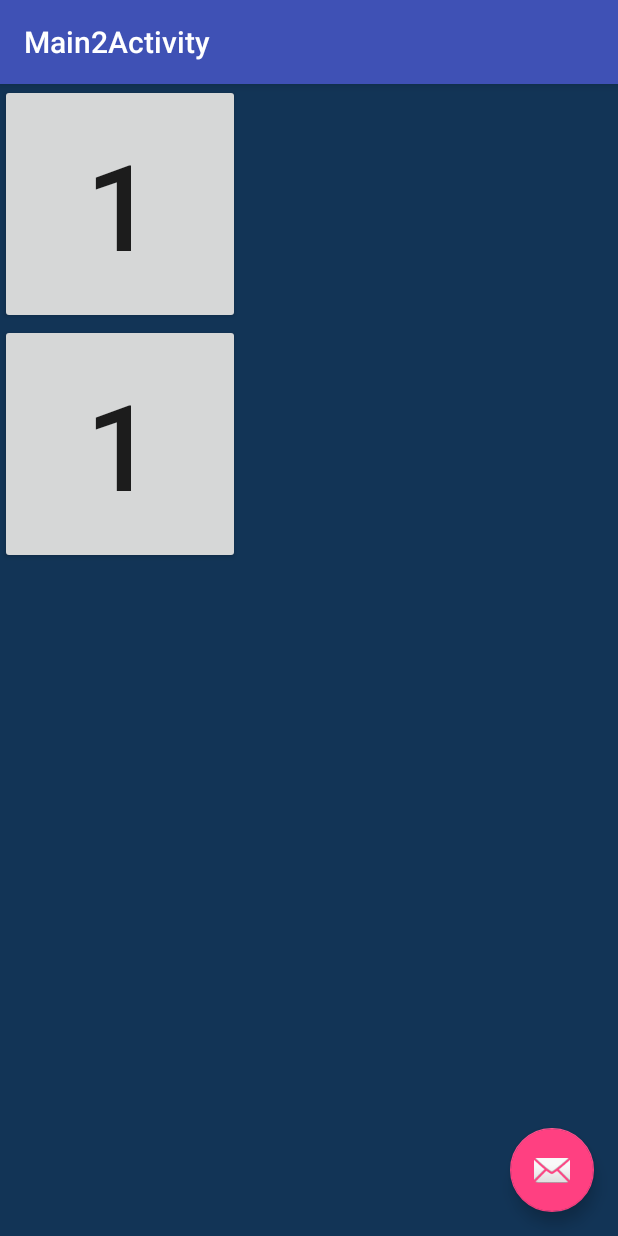
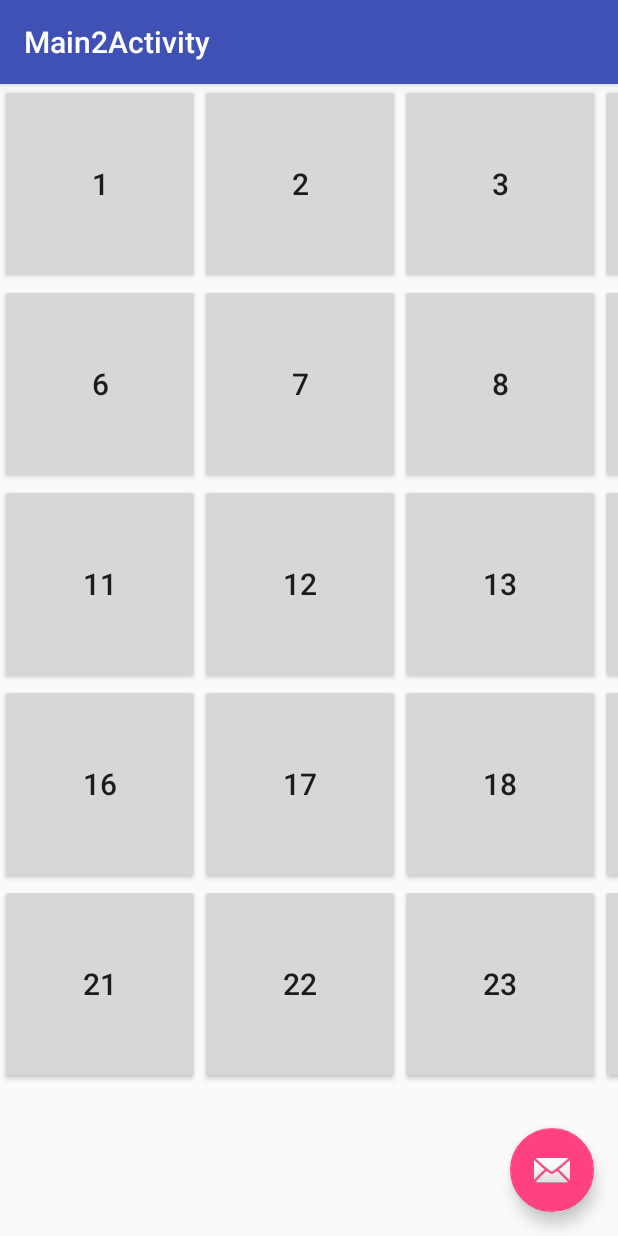
Before and after one commit to HMsok/DynamicVisualAcuity, an Android app: the Main2Activity screen opened directly, with no data from a screen before it, on a phone screen of 412 x 824 dp. Run offline under Robolectric (Android 15) with nearby library versions, the phone set to English and light mode, and no system bars.

Commit message:
refs #1 modify table layout component xml

```diff
--- a/app/src/main/res/layout/content_main2.xml
+++ b/app/src/main/res/layout/content_main2.xml
@@ -1,5 +1,5 @@
 <?xml version="1.0" encoding="utf-8"?>
-<android.support.constraint.ConstraintLayout xmlns:android="http://schemas.android.com/apk/res/android"
+<TableLayout xmlns:android="http://schemas.android.com/apk/res/android"
     xmlns:app="http://schemas.android.com/apk/res-auto"
     xmlns:tools="http://schemas.android.com/tools"
     android:layout_width="match_parent"
@@ -8,206 +8,184 @@
     tools:context="com.example.hiroki.dynamicvisualacuitytest.Main2Activity"
     tools:showIn="@layout/activity_main2">
 
-    <TextView
-        android:text="sub"
-        android:layout_width="395dp"
-        android:layout_height="587dp"
-        tools:layout_editor_absoluteY="8dp"
-        tools:layout_editor_absoluteX="8dp" />
-
-    <TextView
+    <TableRow
         android:layout_width="wrap_content"
         android:layout_height="wrap_content"
-        tools:layout_editor_absoluteY="0dp"
-        tools:layout_editor_absoluteX="0dp" />
+        android:id="@+id/row0">
 
+        <Button
+            android:layout_width="200px"
+            android:layout_height="200px"
+            android:text="1"
+            android:textSize="20dp"
+            android:id="@+id/button00"/>
+        <Button
+            android:layout_width="200px"
+            android:layout_height="200px"
+            android:text="2"
+            android:textSize="20dp"
+            android:id="@+id/button01"/>
+        <Button
+            android:layout_width="200px"
+            android:layout_height="200px"
+            android:text="3"
+            android:textSize="20dp"
+            android:id="@+id/button02"/>
+        <Button
+            android:layout_width="200px"
+            android:layout_height="200px"
+            android:text="4"
+            android:textSize="20dp"
+            android:id="@+id/button03"/>
+        <Button
+            android:layout_width="200px"
+            android:layout_height="200px"
+            android:text="5"
+            android:textSize="20dp"
+            android:id="@+id/button04"/>
+    </TableRow>
+    <TableRow
+        android:layout_width="wrap_content"
+        android:layout_height="wrap_content"
+        android:id="@+id/row1">
 
-    <LinearLayout
-        android:layout_width="1200px"
-        android:layout_height="1200px"
-        android:background="@color/colorAccent"
-        >
-        <LinearLayout
-            android:background="@color/colorAccent"
-            android:orientation="vertical"
-            android:layout_width="240px"
-            android:layout_height="1200px">
+        <Button
+            android:layout_width="200px"
+            android:layout_height="200px"
+            android:text="6"
+            android:textSize="20dp"
+            android:id="@+id/button10"/>
+        <Button
+            android:layout_width="200px"
+            android:layout_height="200px"
+            android:text="7"
+            android:textSize="20dp"
+            android:id="@+id/button11"/>
+        <Button
+            android:layout_width="200px"
+            android:layout_height="200px"
+            android:text="8"
+            android:textSize="20dp"
+            android:id="@+id/button12"/>
+        <Button
+            android:layout_width="200px"
+            android:layout_height="200px"
+            android:text="9"
+            android:textSize="20dp"
+            android:id="@+id/button13"/>
+        <Button
+            android:layout_width="200px"
+            android:layout_height="200px"
+            android:text="10"
+            android:textSize="20dp"
+            android:id="@+id/button14"/>
+    </TableRow>
+    <TableRow
+        android:layout_width="wrap_content"
+        android:layout_height="wrap_content"
+        android:id="@+id/row2">
 
-            <LinearLayout
-                android:background="#123456"
-                android:layout_width="240px"
-                android:layout_height="240px">
-                <Button
-                    android:text="1"
-                    android:textSize="120px"
-                    android:id="@+id/btn11"
-                    android:layout_width="match_parent"
-                    android:layout_height="match_parent" />
-            </LinearLayout>
-            <LinearLayout
-                android:background="#123456"
-                android:layout_width="240px"
-                android:layout_height="240px">
-                <Button
-                    android:text="1"
-                    android:textSize="120px"
-                    android:id="@+id/btn21"
-                    android:layout_width="match_parent"
-                    android:layout_height="match_parent" />
-            </LinearLayout>
-            <LinearLayout
-                android:background="#123456"
-                android:layout_width="240px"
-                android:layout_height="240px">
+        <Button
+            android:layout_width="200px"
+            android:layout_height="200px"
+            android:text="11"
+            android:textSize="20dp"
+            android:id="@+id/button20"/>
+        <Button
+            android:layout_width="200px"
+            android:layout_height="200px"
+            android:text="12"
+            android:textSize="20dp"
+            android:id="@+id/button21"/>
+        <Button
+            android:layout_width="200px"
+            android:layout_height="200px"
+            android:text="13"
+            android:textSize="20dp"
+            android:id="@+id/button22"/>
+        <Button
+            android:layout_width="200px"
+            android:layout_height="200px"
+            android:text="14"
+            android:textSize="20dp"
+            android:id="@+id/button23"/>
+        <Button
+            android:layout_width="200px"
+            android:layout_height="200px"
+            android:text="15"
+            android:textSize="20dp"
+            android:id="@+id/button24"/>
+    </TableRow>
+    <TableRow
+        android:layout_width="wrap_content"
+        android:layout_height="wrap_content"
+        android:id="@+id/row3">
 
-            </LinearLayout>
-            <LinearLayout
-                android:background="#123456"
-                android:layout_width="240px"
-                android:layout_height="240px">
-            </LinearLayout>
-            <LinearLayout
-                android:background="#123456"
-                android:layout_width="240px"
-                android:layout_height="240px">
-            </LinearLayout>
+        <Button
+            android:layout_width="200px"
+            android:layout_height="200px"
+            android:text="16"
+            android:textSize="20dp"
+            android:id="@+id/button30"/>
+        <Button
+            android:layout_width="200px"
+            android:layout_height="200px"
+            android:text="17"
+            android:textSize="20dp"
+            android:id="@+id/button31"/>
+        <Button
+            android:layout_width="200px"
+            android:layout_height="200px"
+            android:text="18"
+            android:textSize="20dp"
+            android:id="@+id/button32"/>
+        <Button
+            android:layout_width="200px"
+            android:layout_height="200px"
+            android:text="19"
+            android:textSize="20dp"
+            android:id="@+id/button33"/>
+        <Button
+            android:layout_width="200px"
+            android:layout_height="200px"
+            android:text="20"
+            android:textSize="20dp"
+            android:id="@+id/button34"/>
+    </TableRow>
+    <TableRow
+        android:layout_width="wrap_content"
+        android:layout_height="wrap_content"
+        android:id="@+id/row4">
 
-        </LinearLayout>
-        <LinearLayout
-            android:background="@color/colorAccent"
-            android:orientation="vertical"
-            android:layout_width="240px"
-            android:layout_height="1200px">
-
-            <LinearLayout
-                android:background="#123456"
-                android:layout_width="240px"
-                android:layout_height="240px">
-            </LinearLayout>
-            <LinearLayout
-                android:background="#123456"
-                android:layout_width="240px"
-                android:layout_height="240px">
-            </LinearLayout>
-            <LinearLayout
-                android:background="#123456"
-                android:layout_width="240px"
-                android:layout_height="240px">
-            </LinearLayout>
-            <LinearLayout
-                android:background="#123456"
-                android:layout_width="240px"
-                android:layout_height="240px">
-            </LinearLayout>
-            <LinearLayout
-                android:background="#123456"
-                android:layout_width="240px"
-                android:layout_height="240px">
-            </LinearLayout>
-
-        </LinearLayout>
-        <LinearLayout
-            android:background="@color/colorAccent"
-            android:orientation="vertical"
-            android:layout_width="240px"
-            android:layout_height="1200px">
-
-            <LinearLayout
-                android:background="#123456"
-                android:layout_width="240px"
-                android:layout_height="240px">
-            </LinearLayout>
-            <LinearLayout
-                android:background="#123456"
-                android:layout_width="240px"
-                android:layout_height="240px">
-            </LinearLayout>
-            <LinearLayout
-                android:background="#123456"
-                android:layout_width="240px"
-                android:layout_height="240px">
-            </LinearLayout>
-            <LinearLayout
-                android:background="#123456"
-                android:layout_width="240px"
-                android:layout_height="240px">
-            </LinearLayout>
-            <LinearLayout
-                android:background="#123456"
-                android:layout_width="240px"
-                android:layout_height="240px">
-            </LinearLayout>
-
-        </LinearLayout>
-        <LinearLayout
-            android:background="@color/colorAccent"
-            android:orientation="vertical"
-            android:layout_width="240px"
-            android:layout_height="1200px">
-
-            <LinearLayout
-                android:background="#123456"
-                android:layout_width="240px"
-                android:layout_height="240px">
-            </LinearLayout>
-            <LinearLayout
-                android:background="#123456"
-                android:layout_width="240px"
-                android:layout_height="240px">
-            </LinearLayout>
-            <LinearLayout
-                android:background="#123456"
-                android:layout_width="240px"
-                android:layout_height="240px">
-            </LinearLayout>
-            <LinearLayout
-                android:background="#123456"
-                android:layout_width="240px"
-                android:layout_height="240px">
-            </LinearLayout>
-            <LinearLayout
-                android:background="#123456"
-                android:layout_width="240px"
-                android:layout_height="240px">
-            </LinearLayout>
-
-        </LinearLayout>
-        <LinearLayout
-            android:background="@color/colorAccent"
-            android:orientation="vertical"
-            android:layout_width="240px"
-            android:layout_height="1200px">
-
-            <LinearLayout
-                android:background="#123456"
-                android:layout_width="240px"
-                android:layout_height="240px">
-            </LinearLayout>
-            <LinearLayout
-                android:background="#123456"
-                android:layout_width="240px"
-                android:layout_height="240px">
-            </LinearLayout>
-            <LinearLayout
-                android:background="#123456"
-                android:layout_width="240px"
-                android:layout_height="240px">
-            </LinearLayout>
-            <LinearLayout
-                android:background="#123456"
-                android:layout_width="240px"
-                android:layout_height="240px">
-            </LinearLayout>
-            <LinearLayout
-                android:background="#123456"
-                android:layout_width="240px"
-                android:layout_height="240px">
-            </LinearLayout>
-
-        </LinearLayout>
-
-    </LinearLayout>
-
-
-
-</android.support.constraint.ConstraintLayout>
+        <Button
+            android:layout_width="200px"
+            android:layout_height="200px"
+            android:text="21"
+            android:textSize="20dp"
+            android:id="@+id/button40"/>
+        <Button
+            android:layout_width="200px"
+            android:layout_height="200px"
+            android:text="22"
+            android:textSize="20dp"
+            android:id="@+id/button41"/>
+        <Button
+            android:layout_width="200px"
+            android:layout_height="200px"
+            android:text="23"
+            android:textSize="20dp"
+            android:id="@+id/button42"/>
+        <Button
+            android:layout_width="200px"
+            android:layout_height="200px"
+            android:text="24"
+            android:textSize="20dp"
+            android:id="@+id/button43"/>
+        <Button
+            android:layout_width="200px"
+            android:layout_height="200px"
+            android:text="25"
+            android:textSize="20dp"
+            android:id="@+id/button44"/>
+    </TableRow>
+</TableLayout>
```
